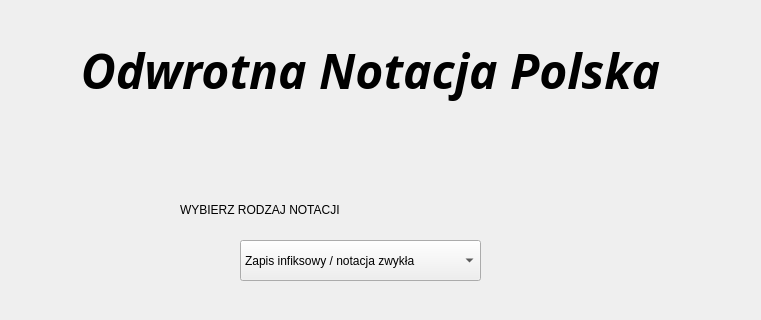
First picture: the form in UI/Notacja_Polska.ui, repository lukaszbladziak5/ICalcThis, before the edit; both pictures show x 230 to 991 and y 0 to 320 of the 1200 by 800 pixel window.
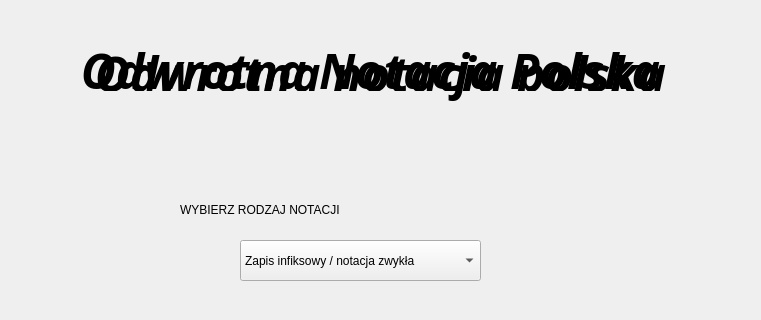
Second picture: the form after the edit.

The edit to the form file:
```diff
--- a/UI/Notacja_Polska.ui
+++ b/UI/Notacja_Polska.ui
@@ -26,6 +26,38 @@
     <string notr="true">QWidget#Notacja_polska{
 background-color:qlineargradient(spread:pad, x1:0, y1:0, x2:1, y2:1, stop:0 rgba(179, 204, 117, 255), stop:1 rgba(255, 255, 255, 255))};</string>
    </property>
+   <widget class="QLabel" name="tekst_glowny">
+    <property name="geometry">
+     <rect>
+      <x>310</x>
+      <y>40</y>
+      <width>601</width>
+      <height>51</height>
+     </rect>
+    </property>
+    <property name="font">
+     <font>
+      <family>MS Gothic</family>
+      <pointsize>21</pointsize>
+     </font>
+    </property>
+    <property name="mouseTracking">
+     <bool>true</bool>
+    </property>
+    <property name="styleSheet">
+     <string notr="true"/>
+    </property>
+    <property name="font">
+     <font>
+      <family>Candara</family>
+      <pointsize>14</pointsize>
+      <italic>true</italic>
+     </font>
+    </property>
+    <property name="text">
+     <string>&lt;html&gt;&lt;head/&gt;&lt;body&gt;&lt;p align=&quot;center&quot;&gt;&lt;span style=&quot; font-size:36pt; font-weight:700;&quot;&gt;Odwrotna notacja polska&lt;/span&gt;&lt;/p&gt;&lt;/body&gt;&lt;/html&gt;</string>
+    </property>
+   </widget>
    <widget class="QPushButton" name="oblicz_button">
     <property name="geometry">
      <rect>
```
